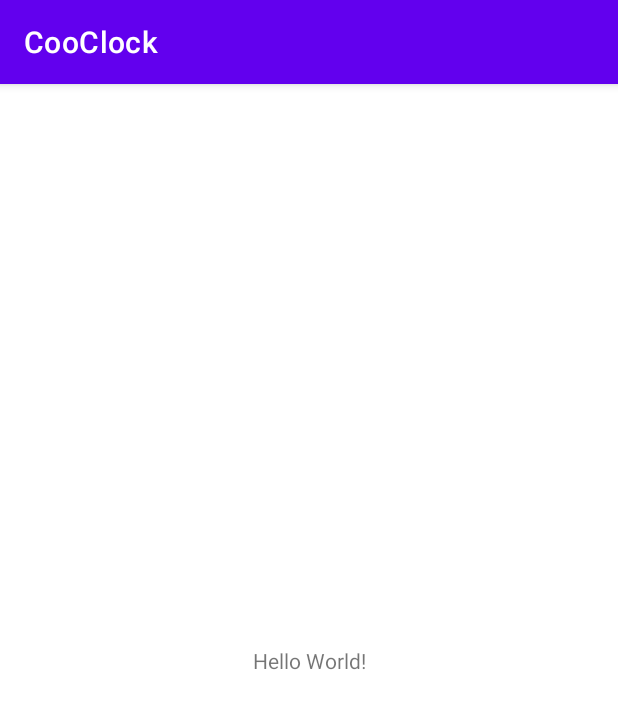
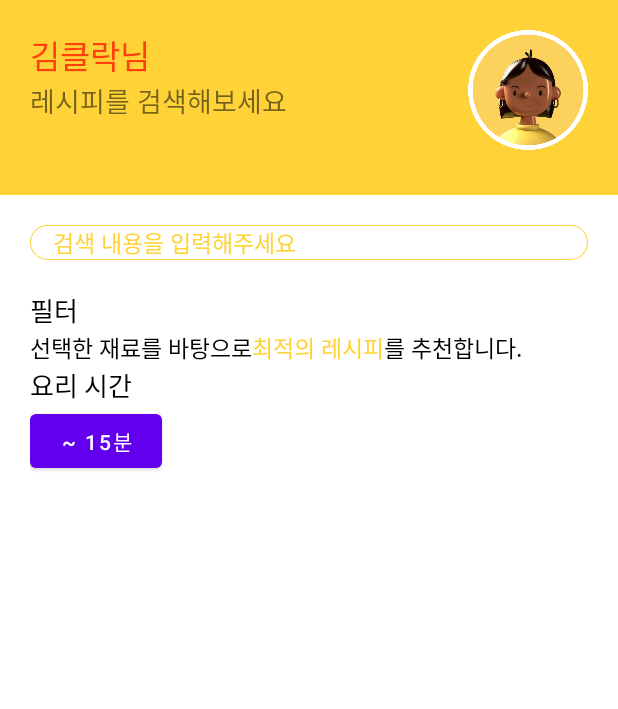
Before and after one commit to cooClock/CooClock-teamproject, an Android app: the screen it shows after launch (MainActivity before the commit, filtering_page after it), on a phone screen of 412 x 824 dp. Shown: the top 709 px of the screen. Run offline under Robolectric (Android 15) with nearby library versions, the phone set to English and light mode, and no system bars.

Commit message:
gradle 수정 및 color, string, font 추가
gradle 수정
color, string, font 추가
filtering_page 수정 ing

```diff
--- a/app/build.gradle
+++ b/app/build.gradle
@@ -4,12 +4,12 @@ plugins {
 
 android {
     namespace 'com.example.cooclock'
-    compileSdk 32
+    compileSdk 34
 
     defaultConfig {
         applicationId "com.example.cooclock"
         minSdk 21
-        targetSdk 32
+        targetSdk 31
         versionCode 1
         versionName "1.0"
 
@@ -30,7 +30,7 @@ android {
 
 dependencies {
 
-    implementation 'androidx.appcompat:appcompat:1.6.1'
+    implementation 'androidx.appcompat:appcompat:1.3.1'
     implementation 'com.google.android.material:material:1.10.0'
     implementation 'androidx.constraintlayout:constraintlayout:2.1.4'
     testImplementation 'junit:junit:4.13.2'
--- a/app/src/main/AndroidManifest.xml
+++ b/app/src/main/AndroidManifest.xml
@@ -26,8 +26,15 @@
                 android:name="android.app.lib_name"
                 android:value="" />
         </activity>
+<!--        <activity-->
+<!--            android:name=".filtering_page"-->
+<!--            android:exported="false">-->
+<!--            <meta-data-->
+<!--                android:name="android.app.lib_name"-->
+<!--                android:value="" />-->
+<!--        </activity>-->
         <activity
-            android:name=".filtering_page"
+            android:name=".MainActivity"
             android:exported="false">
             <meta-data
                 android:name="android.app.lib_name"
@@ -78,7 +85,7 @@
             android:name=".recipe_write_page"
             android:exported="false" />
         <activity
-            android:name=".MainActivity"
+            android:name=".filtering_page"
             android:exported="true">
             <intent-filter>
                 <action android:name="android.intent.action.MAIN" />
--- /dev/null
+++ b/app/src/main/res/drawable/search_edit_text_border.xml
@@ -0,0 +1,28 @@
+<?xml version="1.0" encoding="utf-8"?>
+<layer-list xmlns:android="http://schemas.android.com/apk/res/android">
+    <item>
+        <shape android:shape="rectangle">
+            <stroke android:width = "1dp" android:color = "@color/pc_yello"/>
+            <corners
+                android:bottomRightRadius="100dp"
+                android:bottomLeftRadius="100dp"
+                android:topLeftRadius="100dp"
+                android:topRightRadius="100dp"/>
+        </shape>
+    </item>
+
+    <item
+        android:bottom="1dp"
+        android:left="1dp"
+        android:right="1dp"
+        android:top="1dp">
+        <shape android:shape="rectangle">
+            <solid android:color="#FFFFFF"/>
+            <corners
+                android:bottomRightRadius="100dp"
+                android:bottomLeftRadius="100dp"
+                android:topLeftRadius="100dp"
+                android:topRightRadius="100dp"/>
+        </shape>
+    </item>
+</layer-list>
--- /dev/null
+++ b/app/src/main/res/font/font.xml
@@ -0,0 +1,6 @@
+<?xml version="1.0" encoding="utf-8"?>
+<font-family xmlns:android="http://schemas.android.com/apk/res/android">
+    <font android:fontStyle="normal"
+        android:fontWeight="400"
+        android:font="@font/notosanskr_medium"/>
+</font-family>
--- a/app/src/main/res/layout/activity_filtering_page.xml
+++ b/app/src/main/res/layout/activity_filtering_page.xml
@@ -1,9 +1,127 @@
 <?xml version="1.0" encoding="utf-8"?>
-<androidx.constraintlayout.widget.ConstraintLayout xmlns:android="http://schemas.android.com/apk/res/android"
-    xmlns:app="http://schemas.android.com/apk/res-auto"
-    xmlns:tools="http://schemas.android.com/tools"
+<!--<androidx.constraintlayout.widget.ConstraintLayout xmlns:android="http://schemas.android.com/apk/res/android"-->
+<!--    xmlns:app="http://schemas.android.com/apk/res-auto"-->
+<!--    xmlns:tools="http://schemas.android.com/tools"-->
+<!--    android:layout_width="match_parent"-->
+<!--    android:layout_height="match_parent"-->
+<!--    tools:context=".filtering_page">-->
+
+<!--</androidx.constraintlayout.widget.ConstraintLayout>-->
+
+<LinearLayout xmlns:android="http://schemas.android.com/apk/res/android"
     android:layout_width="match_parent"
     android:layout_height="match_parent"
-    tools:context=".filtering_page">
+    android:orientation="vertical">
+    <LinearLayout
+        android:layout_width="match_parent"
+        android:layout_height="wrap_content"
+        android:background="@color/pc_yello"
+        android:paddingTop="20dp"
+        android:paddingBottom="30dp"
+        android:paddingHorizontal="20dp"
+        android:layout_marginBottom="20dp"
+        >
+        <LinearLayout
+            android:layout_width="wrap_content"
+            android:layout_height="wrap_content"
+            android:orientation="vertical">
+            <TextView
+                android:layout_width="wrap_content"
+                android:layout_height="wrap_content"
+                android:text="@string/username"
+                android:textColor="@color/pc_orange"
+                android:textSize="22dp" />
+<!--            android:fontFamily="@font/notosanskr_medium"-->
+            <TextView
+                android:layout_width="wrap_content"
+                android:layout_height="wrap_content"
+                android:text="@string/find_recipe"
+                android:textSize="18dp"
+                android:textFontWeight="700"/>
+<!--            android:fontFamily="@font/notosanskr_medium"-->
+        </LinearLayout>
+        <LinearLayout
+            android:layout_width="0dp"
+            android:layout_height="wrap_content"
+            android:layout_weight="1"/>
+        <LinearLayout
+            android:layout_width="wrap_content"
+            android:layout_height="wrap_content"
+            >
+            <ImageView
+                android:layout_width="80dp"
+                android:layout_height="80dp"
+                android:src="@drawable/avatar"
+                android:scaleType="fitEnd"
+                android:layout_centerVertical="true" />
+<!--            android:layout_alignParentRight="true"-->
+        </LinearLayout>
+    </LinearLayout>
+    <LinearLayout
+        android:layout_width="match_parent"
+        android:layout_height="wrap_content"
+        android:orientation="vertical"
+        android:paddingHorizontal="20dp">
 
-</androidx.constraintlayout.widget.ConstraintLayout>
+        <EditText
+            android:layout_width="match_parent"
+            android:layout_height="wrap_content"
+            android:hint="@string/filter_pg_edit_text"
+            android:textColorHint="@color/pc_yello"
+            android:background="@drawable/search_edit_text_border"
+            android:textSize="15dp"
+            android:fontFamily="@font/notosanskr_medium"
+            android:paddingLeft="15dp"
+            android:layout_marginBottom="20dp"/>
+        <TextView
+            android:layout_width="wrap_content"
+            android:layout_height="wrap_content"
+            android:text="@string/filter_d0"
+            android:textColor="@color/black"
+            android:textSize="17dp"
+            android:fontFamily="@font/notosanskr_medium"/>
+        <LinearLayout
+            android:layout_width="wrap_content"
+            android:layout_height="wrap_content"
+            android:orientation="horizontal">
+            <TextView
+                android:layout_width="wrap_content"
+                android:layout_height="wrap_content"
+                android:text="@string/filter_d1"
+                android:textColor="@color/black"
+                android:textSize="15dp"
+                android:fontFamily="@font/notosanskr_medium"/>
+            <TextView
+                android:layout_width="wrap_content"
+                android:layout_height="wrap_content"
+                android:text="@string/filter_d2"
+                android:textColor="@color/pc_yello"
+                android:textSize="15dp"
+                android:fontFamily="@font/notosanskr_medium"/>
+            <TextView
+                android:layout_width="wrap_content"
+                android:layout_height="wrap_content"
+                android:text="@string/filter_d3"
+                android:textColor="@color/black"
+                android:textSize="15dp"
+                android:fontFamily="@font/notosanskr_medium"/>
+        </LinearLayout>
+        <TextView
+            android:layout_width="wrap_content"
+            android:layout_height="wrap_content"
+            android:text="@string/coock_time0"
+            android:textColor="@color/black"
+            android:textSize="17dp"
+            android:fontFamily="@font/notosanskr_medium"/>
+        <LinearLayout
+            android:layout_width="match_parent"
+            android:layout_height="wrap_content"
+            android:orientation="horizontal">
+            <Button
+                android:layout_width="wrap_content"
+                android:layout_height="wrap_content"
+                android:text="@string/coock_time1"/>
+        </LinearLayout>
+
+    </LinearLayout>
+</LinearLayout>
--- a/app/src/main/res/values-night/themes.xml
+++ b/app/src/main/res/values-night/themes.xml
@@ -12,5 +12,6 @@
         <!-- Status bar color. -->
         <item name="android:statusBarColor">?attr/colorPrimaryVariant</item>
         <!-- Customize your theme here. -->
+        <item name="windowNoTitle">true</item>
     </style>
 </resources>
--- a/app/src/main/res/values/colors.xml
+++ b/app/src/main/res/values/colors.xml
@@ -7,4 +7,9 @@
     <color name="teal_700">#FF018786</color>
     <color name="black">#FF000000</color>
     <color name="white">#FFFFFFFF</color>
+
+    <!-- cooclock point color zip-->
+    <color name="pc_yello">#FFD338</color>
+    <color name="pc_orange">#FF400C</color>
+
 </resources>
--- a/app/src/main/res/values/strings.xml
+++ b/app/src/main/res/values/strings.xml
@@ -1,3 +1,18 @@
 <resources>
     <string name="app_name">CooClock</string>
+    <string name="find_recipe">레시피를 검색해보세요</string>
+    <string name="filter_pg_edit_text">검색 내용을 입력해주세요</string>
+
+    <string name="username">김클락님</string>
+
+    <string name="filter_d0">필터</string>
+    <string name="filter_d1">선택한 재료를 바탕으로 </string>
+    <string name="filter_d2">최적의 레시피</string>
+    <string name="filter_d3">를 추천합니다.</string>
+
+    <string name="coock_time0">요리 시간</string>
+    <string name="coock_time1">~ 15분</string>
+    <string name="coock_time2">16분 ~ 30분</string>
+    <string name="coock_time3">31분~ 59분</string>
+    <string name="coock_time4">1시간 이상</string>
 </resources>
--- a/app/src/main/res/values/themes.xml
+++ b/app/src/main/res/values/themes.xml
@@ -12,5 +12,6 @@
         <!-- Status bar color. -->
         <item name="android:statusBarColor">?attr/colorPrimaryVariant</item>
         <!-- Customize your theme here. -->
+        <item name="windowNoTitle">true</item>
     </style>
 </resources>
--- a/build.gradle
+++ b/build.gradle
@@ -1,5 +1,5 @@
 // Top-level build file where you can add configuration options common to all sub-projects/modules.
 plugins {
-    id 'com.android.application' version '7.4.2' apply false
-    id 'com.android.library' version '7.4.2' apply false
+    id 'com.android.application' version '7.3.0' apply false
+    id 'com.android.library' version '7.3.0' apply false
 }
```
Also changed, not shown: app/src/main/res/drawable/avatar.png (added), gradle/wrapper/gradle-wrapper.properties, 8 other files.
